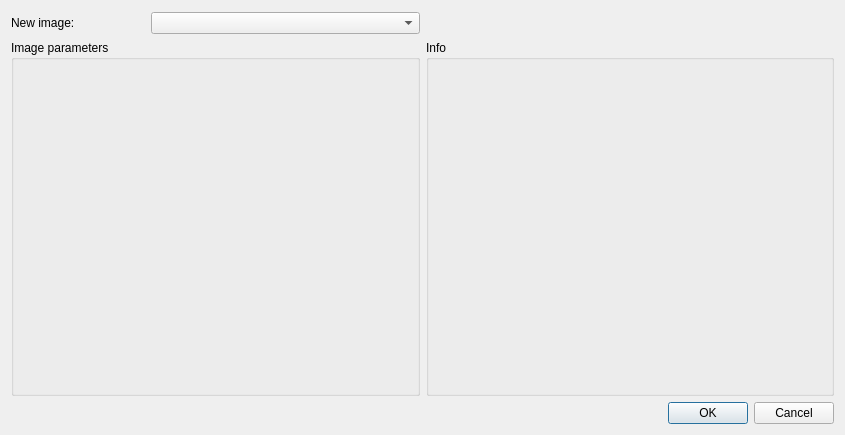
leuat/TRSE, file dialognewimage.ui: the form before one commit.
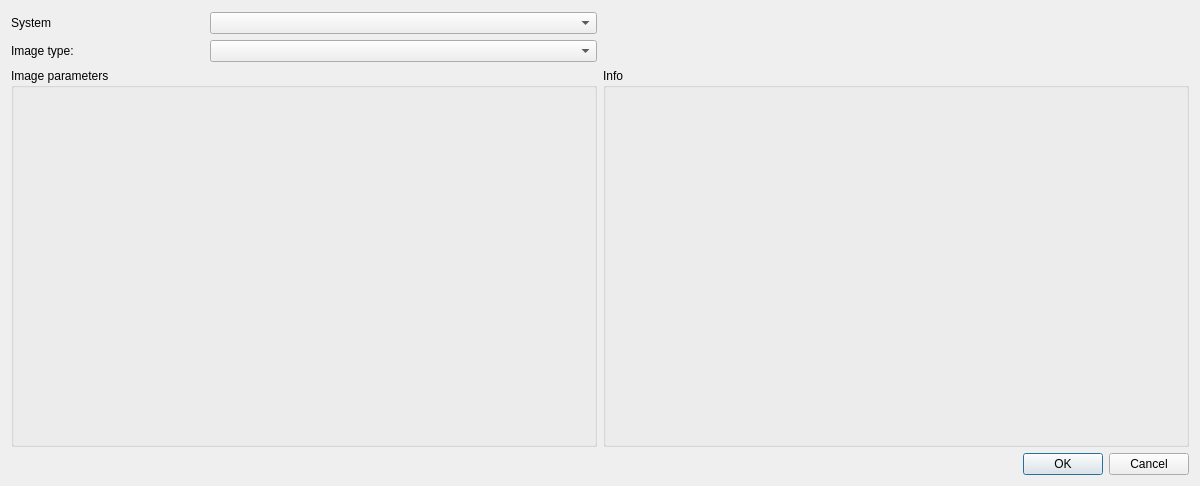
The form after the commit.

Commit message: New image dialog

What changed in the file:
```diff
--- a/dialognewimage.ui
+++ b/dialognewimage.ui
@@ -6,15 +6,15 @@
    <rect>
     <x>0</x>
     <y>0</y>
-    <width>845</width>
-    <height>435</height>
+    <width>1200</width>
+    <height>486</height>
    </rect>
   </property>
   <property name="windowTitle">
    <string>New image</string>
   </property>
-  <layout class="QGridLayout" name="gridLayout_2" rowstretch="0,3,20,0" columnstretch="1,1" rowminimumheight="1,1,1,1">
-   <item row="2" column="0">
+  <layout class="QGridLayout" name="gridLayout_2" rowstretch="0,3,3,20,0" columnstretch="1,1" rowminimumheight="1,1,1,1,0">
+   <item row="3" column="0">
     <widget class="QGroupBox" name="grpLevelDesignerParams">
      <property name="enabled">
       <bool>true</bool>
@@ -35,7 +35,31 @@
      </widget>
     </widget>
    </item>
-   <item row="2" column="1">
+   <item row="4" column="0" colspan="2">
+    <widget class="QDialogButtonBox" name="btnResult">
+     <property name="orientation">
+      <enum>Qt::Horizontal</enum>
+     </property>
+     <property name="standardButtons">
+      <set>QDialogButtonBox::Cancel|QDialogButtonBox::Ok</set>
+     </property>
+    </widget>
+   </item>
+   <item row="1" column="0">
+    <layout class="QHBoxLayout" name="horizontalLayout" stretch="1,2">
+     <item>
+      <widget class="QLabel" name="label">
+       <property name="text">
+        <string>System</string>
+       </property>
+      </widget>
+     </item>
+     <item>
+      <widget class="QComboBox" name="cmbSystem"/>
+     </item>
+    </layout>
+   </item>
+   <item row="3" column="1">
     <widget class="QGroupBox" name="groupBox">
      <property name="title">
       <string>Info</string>
@@ -45,7 +69,7 @@
        <rect>
         <x>20</x>
         <y>30</y>
-        <width>331</width>
+        <width>541</width>
         <height>221</height>
        </rect>
       </property>
@@ -55,30 +79,23 @@
       <property name="alignment">
        <set>Qt::AlignLeading|Qt::AlignLeft|Qt::AlignTop</set>
       </property>
+      <property name="wordWrap">
+       <bool>true</bool>
+      </property>
      </widget>
     </widget>
    </item>
-   <item row="3" column="0" colspan="2">
-    <widget class="QDialogButtonBox" name="btnResult">
-     <property name="orientation">
-      <enum>Qt::Horizontal</enum>
-     </property>
-     <property name="standardButtons">
-      <set>QDialogButtonBox::Cancel|QDialogButtonBox::Ok</set>
-     </property>
-    </widget>
-   </item>
-   <item row="1" column="0">
-    <layout class="QHBoxLayout" name="horizontalLayout" stretch="1,2">
+   <item row="2" column="0">
+    <layout class="QHBoxLayout" name="horizontalLayout_2" stretch="1,2">
      <item>
-      <widget class="QLabel" name="label">
+      <widget class="QLabel" name="label_2">
        <property name="text">
-        <string>New image:</string>
+        <string>Image type:</string>
        </property>
       </widget>
      </item>
      <item>
-      <widget class="QComboBox" name="comboBox"/>
+      <widget class="QComboBox" name="cmbImageType"/>
      </item>
     </layout>
    </item>
```
The commit also changes 18 other files.
